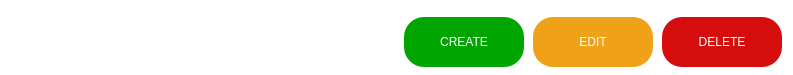
Qt form ui/bottom_bar.ui (giosanchez-iit/EventTrack) before a commit.
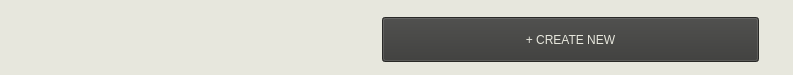
The same form after that commit.

```diff
--- a/ui/bottom_bar.ui
+++ b/ui/bottom_bar.ui
@@ -32,7 +32,7 @@
    <string>Form</string>
   </property>
   <property name="styleSheet">
-   <string notr="true">background-color: rgb(255, 255, 255);</string>
+   <string notr="true">background-color: rgb(231, 231, 221)</string>
   </property>
   <layout class="QGridLayout" name="gridLayout">
    <item row="0" column="0">
@@ -75,89 +75,28 @@
        </property>
        <property name="minimumSize">
         <size>
-         <width>120</width>
+         <width>400</width>
          <height>50</height>
         </size>
        </property>
        <property name="styleSheet">
-        <string notr="true">    QPushButton {
-        background-color: #00a500;
-        color: white;
-		font: 81 12pt &quot;Inter ExtraBold&quot;;
-		border-radius:20px
-    }
-    QPushButton:hover {
-        background-color: #015401;
-        color: #black;
-    }
+        <string notr="true">QPushButton {
+    background-color: rgb(57, 57, 55);
+    color: rgb(231, 231, 221);
+    font: 75 14pt &quot;SF Pro Bold&quot;;
+	padding:10px;
+	margin-right:23px;
+	margin-bottom:5px;
+}
+
+QPushButton:hover {
+	border:0px;
+    background-color: #63b173;
+}
 </string>
        </property>
        <property name="text">
-        <string>CREATE</string>
-       </property>
-      </widget>
-     </item>
-     <item>
-      <widget class="QPushButton" name="pushButton_2">
-       <property name="sizePolicy">
-        <sizepolicy hsizetype="Fixed" vsizetype="Expanding">
-         <horstretch>0</horstretch>
-         <verstretch>0</verstretch>
-        </sizepolicy>
-       </property>
-       <property name="minimumSize">
-        <size>
-         <width>120</width>
-         <height>50</height>
-        </size>
-       </property>
-       <property name="styleSheet">
-        <string notr="true">    QPushButton {
-        background-color: #efa118;
-        color: white;
-		font: 81 12pt &quot;Inter ExtraBold&quot;;
-		border-radius:20px
-    }
-    QPushButton:hover {
-        background-color: #b56f00;
-        color: #black;
-    }
-</string>
-       </property>
-       <property name="text">
-        <string>EDIT</string>
-       </property>
-      </widget>
-     </item>
-     <item>
-      <widget class="QPushButton" name="pushButton_3">
-       <property name="sizePolicy">
-        <sizepolicy hsizetype="Fixed" vsizetype="Expanding">
-         <horstretch>0</horstretch>
-         <verstretch>0</verstretch>
-        </sizepolicy>
-       </property>
-       <property name="minimumSize">
-        <size>
-         <width>120</width>
-         <height>50</height>
-        </size>
-       </property>
-       <property name="styleSheet">
-        <string notr="true">    QPushButton {
-        background-color: #d60d0d;
-        color: white;
-		font: 81 12pt &quot;Inter ExtraBold&quot;;
-		border-radius:20px
-    }
-    QPushButton:hover {
-        background-color: #840000;
-        color: #black;
-    }
-</string>
-       </property>
-       <property name="text">
-        <string>DELETE</string>
+        <string>+ CREATE NEW</string>
        </property>
       </widget>
      </item>
```
Left out of the diff: 2 changed lines with no effect on the pictures.
